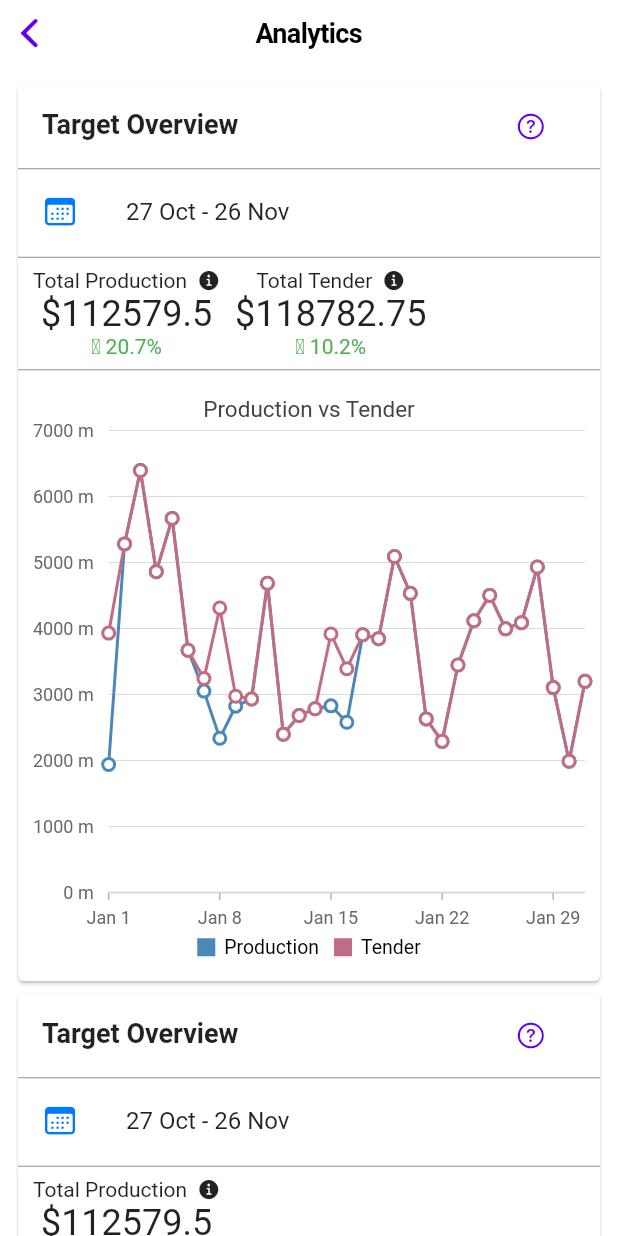
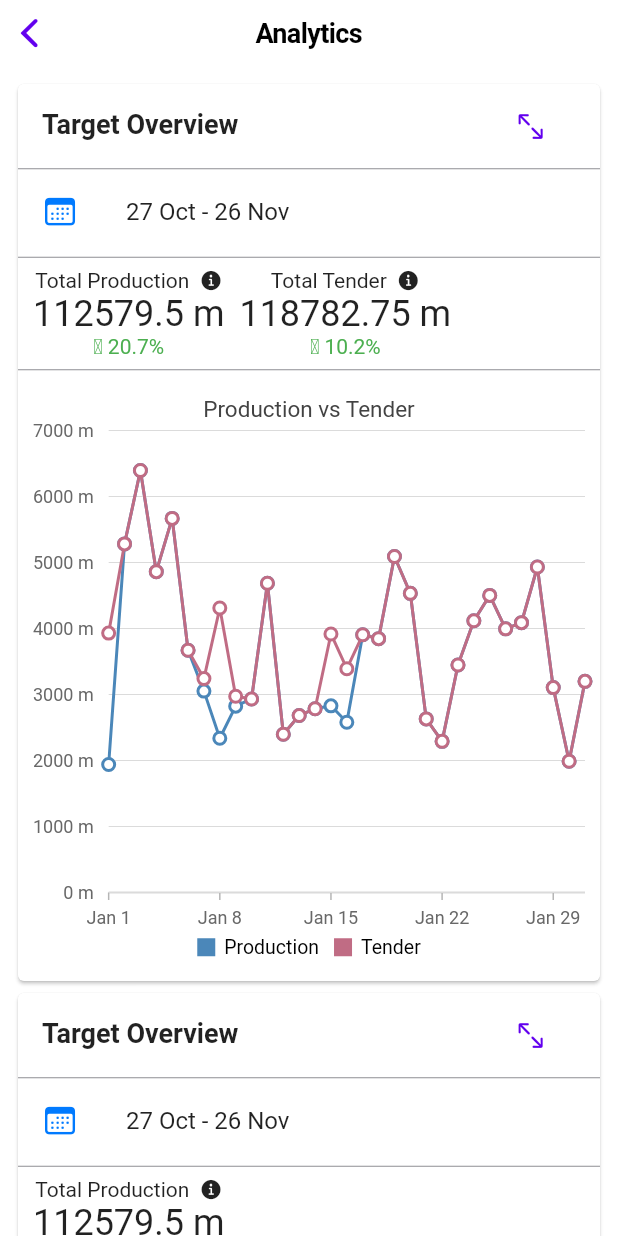
Before and after one commit to undisputedcoder/Vision, a Flutter app: the Home screen opened directly, on a phone screen of 412 x 824 dp. Run offline on Flutter 3.47's test engine with Material 2 defaults, Android fonts, the phone set to English and light mode, and no system bars; our stand-ins replace cloud_firestore, firebase_auth, firebase_core, geolocator, local_auth, syncfusion_flutter_charts and 1 more; missing offline and left inert: flutter_cupertino_settings; accounts and stored records are empty.

Commit message:
Full screen added

```diff
--- a/lib/Data/BarSample.dart
+++ /dev/null
@@ -1,21 +0,0 @@
-import 'package:syncfusion_flutter_charts/charts.dart';
-
-class ChartSampleData {
-  ChartSampleData( this.x, this.y, this.y2, this.y3);
-  final String x;
-  final double y; //production
-  final double y2; //presplit
-  final double y3; //tender
-}
-
-List<ChartSampleData> getDefaultBarSeries() {
-  final List<ChartSampleData> chartData1 = <ChartSampleData>[
-    ChartSampleData("Jan", 112579.5, 6203.25, 118782.8),
-    ChartSampleData("Feb", 118858.3, 1454.7, 120313),
-    ChartSampleData("Mar", 107372.3, 8806, 116178.3),
-    ChartSampleData("Apr", 120488.4, 11291.5, 130876.6),
-    ChartSampleData("May", 130564.8, 3452.1, 134016.9),
-    ChartSampleData("Jun", 120084.2, 0, 120084.2),
-  ];
-  return chartData1;
-}
--- /dev/null
+++ b/lib/Data/View3.dart
@@ -0,0 +1,49 @@
+class BarChartData {
+  BarChartData( this.month, this.production, this.presplit, this.tender);
+  final String month;
+  final double production;
+  final double presplit;
+  final double tender;
+}
+
+List<BarChartData> getDefaultBarSeries() {
+  final List<BarChartData> chartData1 = <BarChartData>[
+    BarChartData("Jan", 112579.5, 6203.25, 118782.8),
+    BarChartData("Feb", 118858.3, 1454.7, 120313),
+    BarChartData("Mar", 107372.3, 8806, 116178.3),
+    BarChartData("Apr", 120488.4, 11291.5, 130876.6),
+    BarChartData("May", 130564.8, 3452.1, 134016.9),
+    BarChartData("Jun", 120084.2, 0, 120084.2),
+  ];
+  return chartData1;
+}
+
+double presplitTotal(List<BarChartData> chartData) {
+  double total = 0;
+
+  for(int i=0; i < chartData.length; i++) {
+    total += chartData[i].presplit;
+  }
+
+  return total;
+}
+
+double prodTotal(List<BarChartData> chartData) {
+  double total = 0;
+
+  for(int i=0; i < chartData.length; i++) {
+    total += chartData[i].production;
+  }
+
+  return total;
+}
+
+double tenTotal(List<BarChartData> chartData) {
+  double total = 0;
+
+  for(int i=0; i < chartData.length; i++) {
+    total += chartData[i].tender;
+  }
+
+  return total;
+}
--- a/lib/Screens/home.dart
+++ b/lib/Screens/home.dart
@@ -1,7 +1,10 @@
 import 'package:apple/Alert/alert.dart';
-import 'package:apple/Data/BarSample.dart';
+import 'package:apple/Data/View3.dart';
 import 'package:apple/Data/SalesData.dart';
 import 'package:apple/Data/info.dart';
+import 'package:apple/Screens/view1.dart';
+import 'package:apple/Screens/view2.dart';
+import 'package:apple/Screens/view3.dart';
 import 'package:apple/Templates/card.dart';
 import 'package:intl/intl.dart';
 import 'package:syncfusion_flutter_charts/charts.dart';
@@ -87,13 +90,7 @@ class _HomeState extends State<Home> {
   DateTime current = DateTime.now();
   double _production = roundDouble(productionTotal(chartData), 2);
   double _tender = roundDouble(tenderTotal(chartData), 2);
-  late List<ChartSampleData> _chartData1;
-  final DateTime _dateMin = DateTime(2021,1,1);
-  final DateTime _dateMax = DateTime(2021,1,31);
-  final SfRangeValues _dateValues = SfRangeValues(
-      DateTime(2021,1,1),
-      DateTime(2021,1,31)
-  );
+  late List<BarChartData> _chartData1;
 
   displayProductionTotal() {
     setState(() {
@@ -104,6 +101,12 @@ class _HomeState extends State<Home> {
   displayTenderTotal() {
     setState(() {
       _tender = tenderTotal(chartData);
+    });
+  }
+
+  displayPresplitTotal() {
+    setState(() {
+
     });
   }
 
@@ -152,8 +155,7 @@ class _HomeState extends State<Home> {
             child: ListView(
               padding: const EdgeInsets.all(8.0),
               children: <Widget>[
-                Center(
-                  child: Card(
+                Card(
                   child: Column(children: <Widget>[
                     ListTile(
                       leading: Text(
@@ -164,9 +166,13 @@ class _HomeState extends State<Home> {
                         ),
                       ),
                       trailing: CupertinoButton(
-                          child: Icon(CupertinoIcons.question_circle),
+                        child: Icon(CupertinoIcons.fullscreen),
                         onPressed: () {
-                            showHelp(context);
+                          Navigator.push(
+                              context,
+                              MaterialPageRoute(
+                                  builder: (context) => View1())
+                          );
                         },
                       ),
                     ),
@@ -298,9 +304,7 @@ class _HomeState extends State<Home> {
                     ),
                   ]),
                 ),
-                ),
-                Center(
-                  child: Card(
+                Card(
                   child: Column(children: <Widget>[
                     ListTile(
                       leading: Text(
@@ -311,9 +315,13 @@ class _HomeState extends State<Home> {
                         ),
                       ),
                       trailing: CupertinoButton(
-                          child: Icon(CupertinoIcons.question_circle),
+                        child: Icon(CupertinoIcons.fullscreen),
                         onPressed: () {
-                            showHelp(context);
+                          Navigator.push(
+                              context,
+                              MaterialPageRoute(
+                                  builder: (context) => View2())
+                          );
                         },
                       ),
                     ),
@@ -591,7 +599,6 @@ class _HomeState extends State<Home> {
                     ),
                   ]),
                 ),
-                ),
                 SizedBox(
                   height: 20,
                 ),
@@ -608,9 +615,13 @@ class _HomeState extends State<Home> {
                       ),
                       trailing: CupertinoButton(
                           onPressed: () {
-                            showHelp(context);
+                            Navigator.push(
+                                context,
+                                MaterialPageRoute(
+                                    builder: (context) => View3())
+                            );
                           },
-                          child: Icon(CupertinoIcons.info_circle)),
+                          child: Icon(CupertinoIcons.fullscreen)),
                     ),
                     Divider(
                       height: 1.0,
@@ -941,7 +952,9 @@ class _HomeState extends State<Home> {
                       height: 15.0,
                       color: CupertinoColors.systemGrey,
                     ),
-                    Row(
+                    SingleChildScrollView(
+                      scrollDirection: Axis.horizontal,
+                      child: Row(
                         children: [
                           InkWell(
                             onTap: () {
@@ -949,10 +962,29 @@ class _HomeState extends State<Home> {
                             },
                             child: Padding(
                               padding: const EdgeInsets.fromLTRB(10, 5, 0, 0),
-                            child: info('Total Production ', 709645, 9.8)
+                              child: info('Total Presplit ', roundDouble(presplitTotal(_chartData1), 2), 0)
+                            ),
+                          ),
+                          InkWell(
+                            onTap: () {
+                              showProdInfo(context);
+                            },
+                            child: Padding(
+                                padding: const EdgeInsets.fromLTRB(10, 5, 0, 0),
+                                child: info('Total Production ', roundDouble(prodTotal(_chartData1), 2), 0)
+                            ),
+                          ),
+                          InkWell(
+                            onTap: () {
+                              showProdInfo(context);
+                            },
+                            child: Padding(
+                                padding: const EdgeInsets.fromLTRB(10, 5, 0, 0),
+                                child: info('Total Tender ', roundDouble(tenTotal(_chartData1), 2), 0)
                             ),
                           ),
                         ],
+                      ),
                     ),
                     Divider(
                       height: 15.0,
@@ -971,26 +1003,29 @@ class _HomeState extends State<Home> {
                         primaryXAxis: CategoryAxis(
                             majorGridLines: const MajorGridLines(width: 0)),
                         series: <ChartSeries>[
-                          ColumnSeries<ChartSampleData, String>(
+                          StackedColumnSeries<BarChartData, String>(
+                            groupName: 'Production',
                               dataSource: _chartData1,
-                              xValueMapper: (ChartSampleData view1, _) =>
-                                  view1.x,
-                              yValueMapper: (ChartSampleData view1, _) =>
-                                  view1.y,
+                              xValueMapper: (BarChartData view1, _) =>
+                                  view1.month,
+                              yValueMapper: (BarChartData view1, _) =>
+                                  view1.production,
                               name: 'Production'),
-                          ColumnSeries<ChartSampleData, String>(
+                          StackedColumnSeries<BarChartData, String>(
+                            groupName: 'Tender',
                               dataSource: _chartData1,
-                              xValueMapper: (ChartSampleData view1, _) =>
-                                  view1.x,
-                              yValueMapper: (ChartSampleData view1, _) =>
-                                  view1.y3,
+                              xValueMapper: (BarChartData view1, _) =>
+                                  view1.month,
+                              yValueMapper: (BarChartData view1, _) =>
+                                  view1.tender,
                               name: 'Tender'),
-                          ColumnSeries<ChartSampleData, String>(
+                          StackedColumnSeries<BarChartData, String>(
+                            groupName: 'Production',
                               dataSource: _chartData1,
-                              xValueMapper: (ChartSampleData view1, _) =>
-                                  view1.x,
-                              yValueMapper: (ChartSampleData view1, _) =>
-                                  view1.y2,
+                              xValueMapper: (BarChartData view1, _) =>
+                                  view1.month,
+                              yValueMapper: (BarChartData view1, _) =>
+                                  view1.presplit,
                               name: 'Presplit'),
                         ],
                         tooltipBehavior: TooltipBehavior(
@@ -999,7 +1034,8 @@ class _HomeState extends State<Home> {
                       )),
                     ),
                   ],
-                ))
+                )
+                )
               ],
             ),
           ),
--- a/lib/Templates/card.dart
+++ b/lib/Templates/card.dart
@@ -22,7 +22,7 @@ Widget info(String title, double val, double percent) {
       Align(
         alignment: Alignment.centerLeft,
         child: Text(
-          '\$$val',
+          '$val m',
           style: TextStyle(
             fontSize: 24,
           ),
```
Also changed, not shown: lib/Screens/view1.dart (added, +66 -0 lines), lib/Screens/view2.dart (added, +50 -0 lines), lib/Screens/view3.dart (added, +72 -0 lines). Lines whose indentation alone changed are shown as unchanged.
